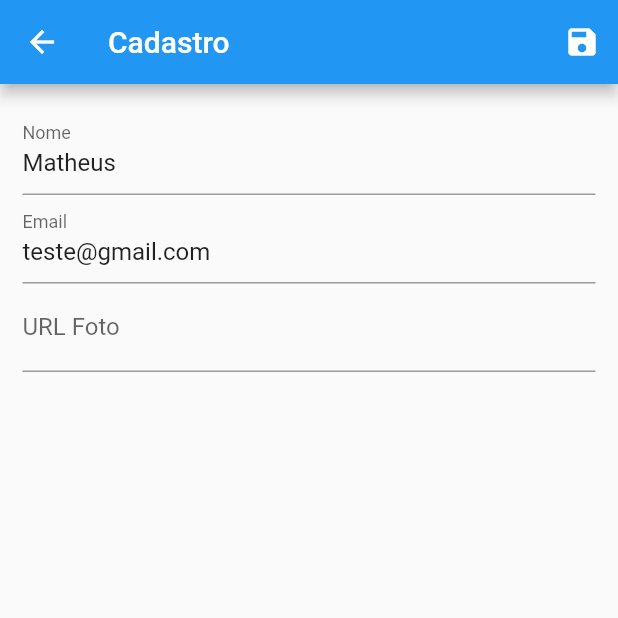
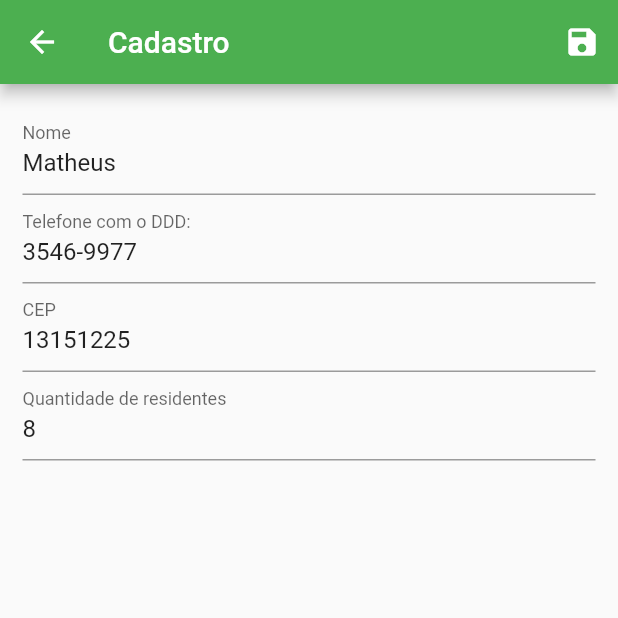
Before and after one commit to limatt/cadastro_pessoa, a Flutter app: the screen it shows after launch, after a tap on the "edit" icon, on a phone screen of 412 x 824 dp, the top half of it. Run offline on Flutter 3.47's test engine with Material 2 defaults, Android fonts, the phone set to English and light mode, and no system bars.

Commit message:
Adicionado campo de quantidade de membros

```diff
--- a/lib/components/users_tile.dart
+++ b/lib/components/users_tile.dart
@@ -11,13 +11,10 @@ class UserTile extends StatelessWidget {
 
   @override
   Widget build(BuildContext context) {
-    final avatar = user.avatarUrl == null || user.avatarUrl.isEmpty
-        ? CircleAvatar(child: Icon(Icons.person))
-        : CircleAvatar(backgroundImage: NetworkImage(user.avatarUrl));
     return ListTile(
-      leading: avatar,
+      leading: CircleAvatar(child: Icon(Icons.person)),
       title: Text(user.nome),
-      subtitle: Text(user.email),
+      subtitle: Text(user.telefone),
       trailing: Container(
         width: 100,
         child: Row(children: <Widget>[
--- a/lib/data/dummy_users.dart
+++ b/lib/data/dummy_users.dart
@@ -2,17 +2,22 @@ import 'package:flutter_prova/models/user.dart';
 
 const DUMMY_USERS = {
   '1': const User(
-      id: '1', nome: 'Matheus', email: 'teste@gmail.com', avatarUrl: null),
+      id: '1',
+      nome: 'Matheus',
+      telefone: '3546-9977',
+      cep: '13151225',
+      qtdMembros: '8'),
   '2': const User(
-    id: '2',
-    nome: 'Natalia',
-    email: 'teste1@gmail.com',
-    avatarUrl: null,
-  ),
+      id: '2',
+      nome: 'Natalia',
+      telefone: '98545-8777',
+      cep: '13125225',
+      qtdMembros: '4'),
   '3': const User(
     id: '3',
     nome: 'João',
-    email: 'teste3@gmail.com',
-    avatarUrl: null,
+    telefone: '8898-9656',
+    cep: '32352578',
+    qtdMembros: '5',
   ),
 };
--- a/lib/main.dart
+++ b/lib/main.dart
@@ -18,7 +18,7 @@ class MyApp extends StatelessWidget {
       child: MaterialApp(
         title: 'Flutter Demo',
         theme: ThemeData(
-          primarySwatch: Colors.blue,
+          primarySwatch: Colors.green,
           visualDensity: VisualDensity.adaptivePlatformDensity,
         ),
         routes: {
--- a/lib/models/user.dart
+++ b/lib/models/user.dart
@@ -3,13 +3,15 @@ import 'package:flutter/material.dart';
 class User {
   final String id;
   final String nome;
-  final String email;
-  final String avatarUrl;
+  final String telefone;
+  final String cep;
+  final String qtdMembros;
 
   const User({
     this.id,
     @required this.nome,
-    @required this.email,
-    @required this.avatarUrl,
+    @required this.telefone,
+    @required this.cep,
+    @required this.qtdMembros,
   });
 }
--- a/lib/provider/users.dart
+++ b/lib/provider/users.dart
@@ -37,8 +37,9 @@ class Users with ChangeNotifier {
           () => User(
                 id: id,
                 nome: user.nome,
-                email: user.email,
-                avatarUrl: user.avatarUrl,
+                telefone: user.telefone,
+                cep: user.cep,
+                qtdMembros: user.qtdMembros,
               ));
     }
     notifyListeners();
--- a/lib/views/user_form.dart
+++ b/lib/views/user_form.dart
@@ -18,13 +18,15 @@ class _UserFormState extends State<UserForm> {
     if (user != null) {
       _formData['id'] = user.id;
       _formData['nome'] = user.nome;
-      _formData['email'] = user.email;
-      _formData['avatarUrl'] = user.avatarUrl;
+      _formData['telefone'] = user.telefone;
+      _formData['cep'] = user.cep;
+      _formData['qtdMembros'] = user.qtdMembros;
     }
   }
 
   @override
   void didChangeDependencies() {
+    // ignore: todo
     // TODO: implement didChangeDependencies
     super.didChangeDependencies();
     final User user = ModalRoute.of(context).settings.arguments;
@@ -48,8 +50,9 @@ class _UserFormState extends State<UserForm> {
               Provider.of<Users>(context, listen: false).put(User(
                 id: _formData['id'],
                 nome: _formData['nome'],
-                email: _formData['email'],
-                avatarUrl: _formData['avatarUrl'],
+                telefone: _formData['telefone'],
+                cep: _formData['cep'],
+                qtdMembros: _formData['qtdMembros'],
               ));
 
               Navigator.of(context).pop();
@@ -69,14 +72,20 @@ class _UserFormState extends State<UserForm> {
                 onSaved: (value) => _formData['nome'] = value,
               ),
               TextFormField(
-                initialValue: _formData['email'],
-                decoration: InputDecoration(labelText: 'Email'),
-                onSaved: (value) => _formData['email'] = value,
+                initialValue: _formData['telefone'],
+                decoration: InputDecoration(labelText: 'Telefone com o DDD:'),
+                onSaved: (value) => _formData['telefone'] = value,
               ),
               TextFormField(
-                initialValue: _formData['avatarUrl'],
-                decoration: InputDecoration(labelText: 'URL Foto'),
-                onSaved: (value) => _formData['avatarUrl'] = value,
+                initialValue: _formData['cep'],
+                decoration: InputDecoration(labelText: 'CEP'),
+                onSaved: (value) => _formData['cep'] = value,
+              ),
+              TextFormField(
+                initialValue: _formData['qtdMembros'],
+                decoration:
+                    InputDecoration(labelText: 'Quantidade de residentes'),
+                onSaved: (value) => _formData['qtdMembros'] = value,
               ),
             ],
           ),
--- a/lib/views/user_list.dart
+++ b/lib/views/user_list.dart
@@ -12,7 +12,7 @@ class UserList extends StatelessWidget {
 
     return Scaffold(
       appBar: AppBar(
-        title: Text('Lista de usuários 2'),
+        title: Text('Membros cadastrados'),
         actions: <Widget>[
           IconButton(
             icon: Icon(Icons.add),
```
